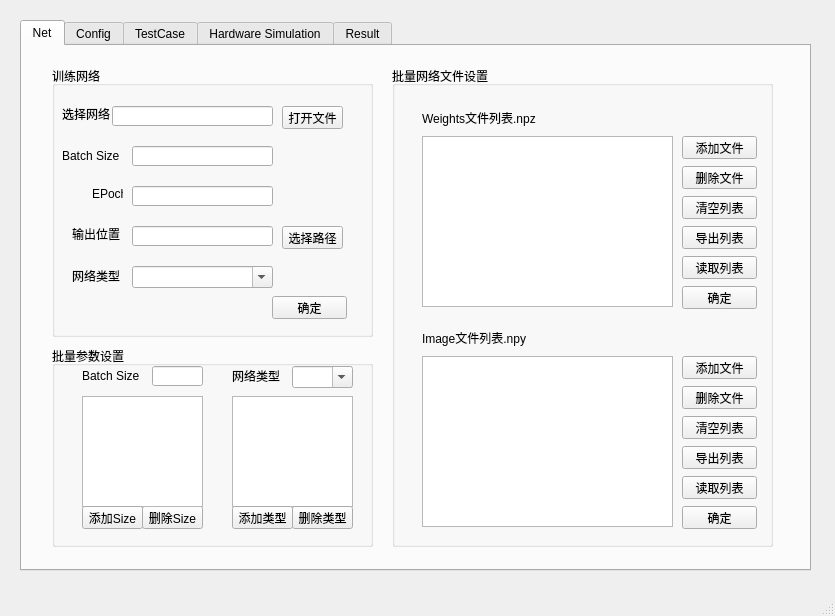
Qt form mainwindow.ui (Athera0201/XPEControl) before a commit.
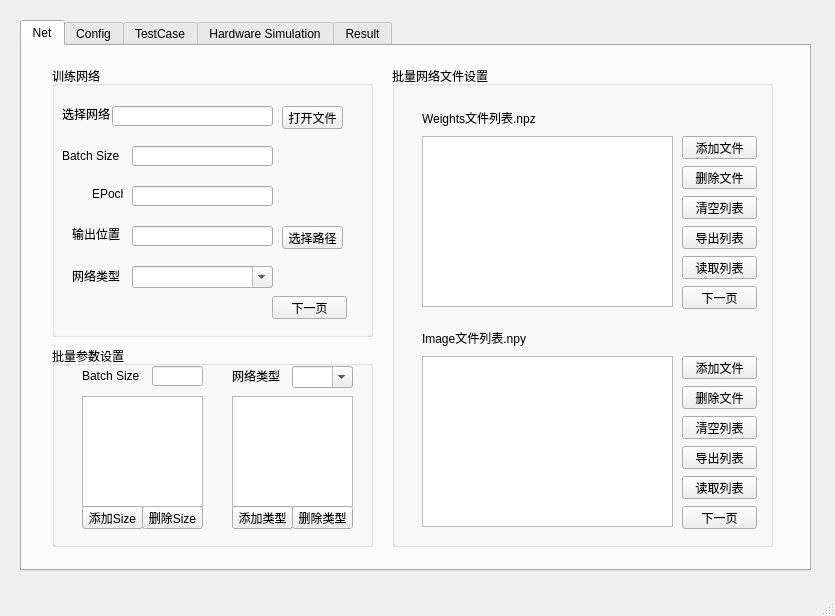
The same form after that commit.

What changed in the file:
```diff
--- a/mainwindow.ui
+++ b/mainwindow.ui
@@ -134,7 +134,7 @@
         </rect>
        </property>
        <property name="text">
-        <string>确定</string>
+        <string>下一页</string>
        </property>
       </widget>
       <widget class="QComboBox" name="cmbT1NetType">
@@ -261,7 +261,7 @@
         </rect>
        </property>
        <property name="text">
-        <string>确定</string>
+        <string>下一页</string>
        </property>
       </widget>
       <widget class="QPushButton" name="btnT1RemoveAll">
@@ -323,7 +323,7 @@
         </rect>
        </property>
        <property name="text">
-        <string>确定</string>
+        <string>下一页</string>
        </property>
       </widget>
       <widget class="QLabel" name="label_21">
```
Left out of the diff: 6 changed lines with no effect on the pictures.
